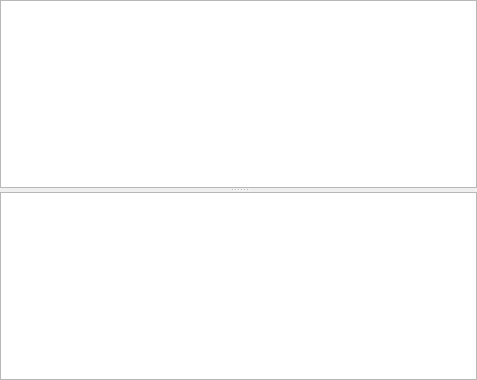
This is src/airunner/widgets/stats/templates/stats.ui in Capsize-Games/airunner as Qt 5 draws it before an edit. The edited form follows.
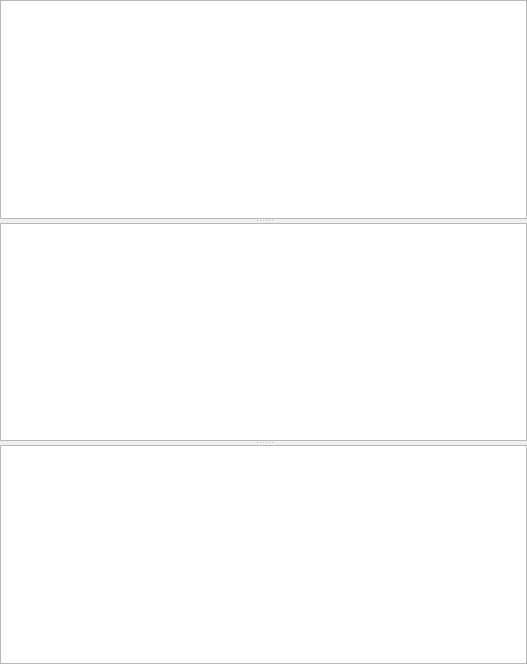
This is the edited form.

```diff
--- a/src/airunner/widgets/stats/templates/stats.ui
+++ b/src/airunner/widgets/stats/templates/stats.ui
@@ -6,8 +6,8 @@
    <rect>
     <x>0</x>
     <y>0</y>
-    <width>477</width>
-    <height>380</height>
+    <width>527</width>
+    <height>664</height>
    </rect>
   </property>
   <property name="windowTitle">
@@ -33,6 +33,7 @@
      </property>
      <widget class="QTableWidget" name="model_stats"/>
      <widget class="QTextEdit" name="console"/>
+     <widget class="QTableWidget" name="module_stats"/>
     </widget>
    </item>
   </layout>
```
